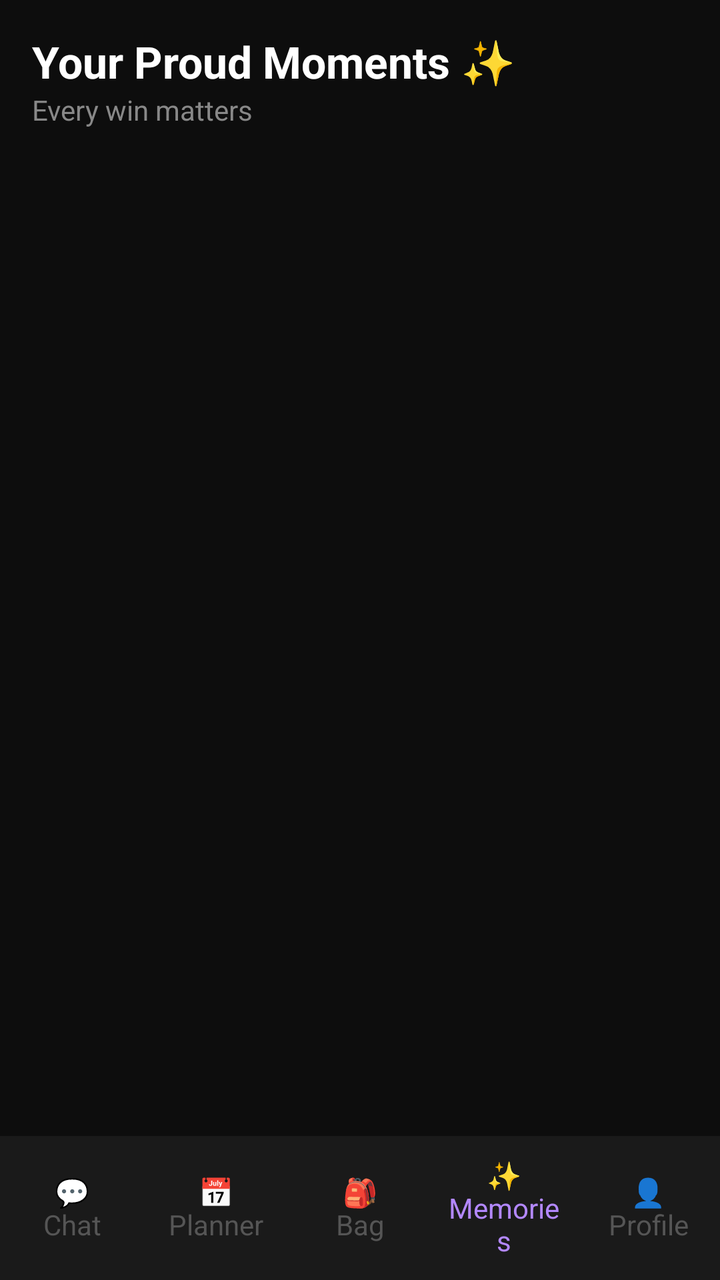
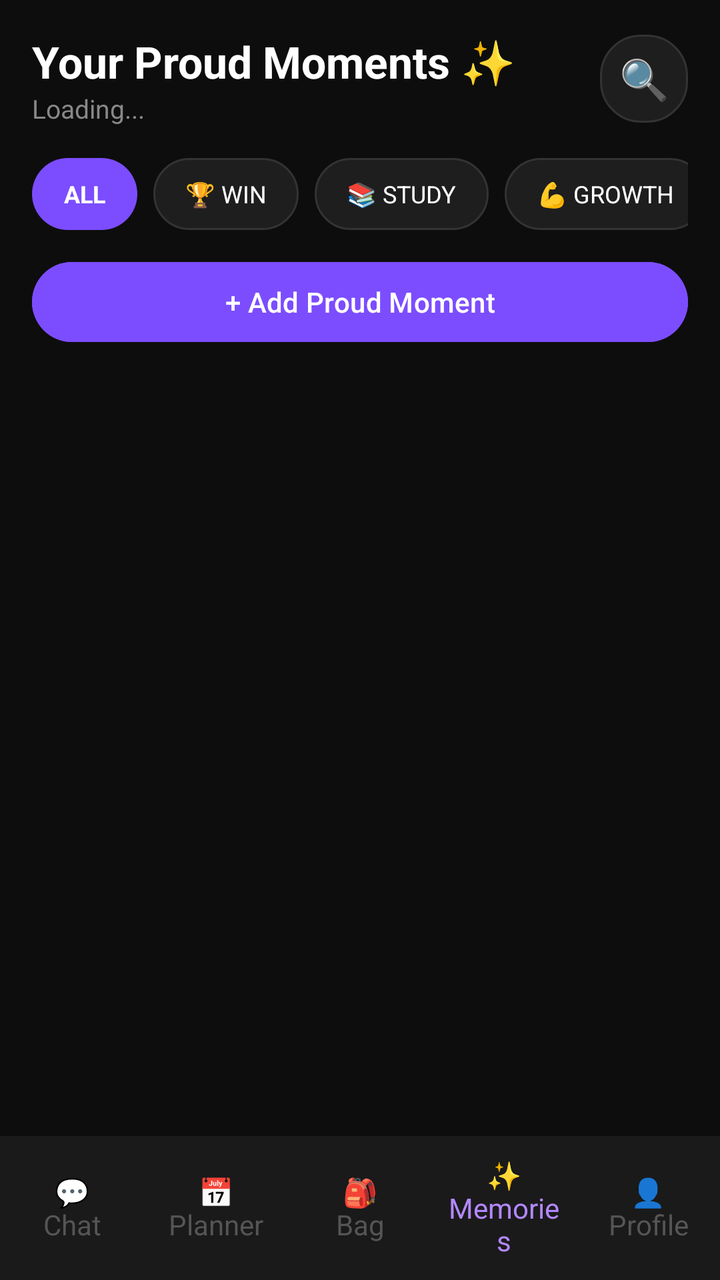

An Android layout rendered at two revisions. The XML below is the earlier revision; the diff shows what the commit changed to produce the second picture.
<!-- AndroidManifest.xml: application theme Theme.MindMate -->
<!-- res/layout/activity_memories.xml -->
<?xml version="1.0" encoding="utf-8"?>
<LinearLayout xmlns:android="http://schemas.android.com/apk/res/android"
    android:layout_width="match_parent"
    android:layout_height="match_parent"
    android:orientation="vertical"
    android:background="#0D0D0D">

    <LinearLayout
        android:layout_width="match_parent"
        android:layout_height="wrap_content"
        android:orientation="vertical"
        android:padding="16dp">

        <TextView
            android:layout_width="wrap_content"
            android:layout_height="wrap_content"
            android:text="Your Proud Moments ✨"
            android:textColor="#FFFFFF"
            android:textSize="22sp"
            android:textStyle="bold"/>

        <TextView
            android:layout_width="wrap_content"
            android:layout_height="wrap_content"
            android:text="Every win matters"
            android:textColor="#888888"
            android:textSize="14sp"/>

    </LinearLayout>

    <androidx.recyclerview.widget.RecyclerView
        android:id="@+id/rvMemories"
        android:layout_width="match_parent"
        android:layout_height="0dp"
        android:layout_weight="1"
        android:padding="16dp"
        android:clipToPadding="false"/>

    <LinearLayout
        android:layout_width="match_parent"
        android:layout_height="72dp"
        android:orientation="horizontal"
        android:background="#1A1A1A"
        android:gravity="center">

        <TextView
            android:id="@+id/navChat"
            android:layout_width="0dp"
            android:layout_height="match_parent"
            android:layout_weight="1"
            android:text="💬&#10;Chat"
            android:textColor="#555555"
            android:textSize="14sp"
            android:gravity="center"
            android:padding="8dp"/>

        <TextView
            android:id="@+id/navPlanner"
            android:layout_width="0dp"
            android:layout_height="match_parent"
            android:layout_weight="1"
            android:text="📅&#10;Planner"
            android:textColor="#555555"
            android:textSize="14sp"
            android:gravity="center"
            android:padding="8dp"/>

        <TextView
            android:id="@+id/navBag"
            android:layout_width="0dp"
            android:layout_height="match_parent"
            android:layout_weight="1"
            android:text="🎒&#10;Bag"
            android:textColor="#555555"
            android:textSize="14sp"
            android:gravity="center"
            android:padding="8dp"/>

        <TextView
            android:id="@+id/navMemories"
            android:layout_width="0dp"
            android:layout_height="match_parent"
            android:layout_weight="1"
            android:text="✨&#10;Memories"
            android:textColor="#B388FF"
            android:textSize="14sp"
            android:gravity="center"
            android:padding="8dp"/>

        <TextView
            android:id="@+id/navProfile"
            android:layout_width="0dp"
            android:layout_height="match_parent"
            android:layout_weight="1"
            android:text="👤&#10;Profile"
            android:textColor="#555555"
            android:textSize="14sp"
            android:gravity="center"
            android:padding="8dp"/>

    </LinearLayout>

</LinearLayout>
<!-- resources referenced by this layout -->
<resources>
  <style name="Theme.MindMate" parent="Base.Theme.MindMate" />
  <style name="Base.Theme.MindMate" parent="Theme.Material3.DayNight.NoActionBar">
          
          
      </style>
</resources>

<!-- the commit's change to res/layout/activity_memories.xml (unified diff, before → after) -->
@@ -5,37 +5,191 @@
     android:orientation="vertical"
     android:background="#0D0D0D">
 
+    
     <LinearLayout
         android:layout_width="match_parent"
         android:layout_height="wrap_content"
-        android:orientation="vertical"
-        android:padding="16dp">
-
-        <TextView
+        android:orientation="horizontal"
+        android:padding="16dp"
+        android:gravity="center_vertical">
+
+        <LinearLayout
+            android:layout_width="0dp"
+            android:layout_height="wrap_content"
+            android:layout_weight="1"
+            android:orientation="vertical">
+
+            <TextView
+                android:layout_width="wrap_content"
+                android:layout_height="wrap_content"
+                android:text="Your Proud Moments ✨"
+                android:textColor="#FFFFFF"
+                android:textSize="22sp"
+                android:textStyle="bold"/>
+
+            <TextView
+                android:id="@+id/tvMemoryCount"
+                android:layout_width="wrap_content"
+                android:layout_height="wrap_content"
+                android:text="Loading..."
+                android:textColor="#888888"
+                android:textSize="13sp"/>
+
+        </LinearLayout>
+
+        
+        <TextView
+            android:id="@+id/btnSearch"
+            android:layout_width="44dp"
+            android:layout_height="44dp"
+            android:text="🔍"
+            android:textSize="20sp"
+            android:gravity="center"
+            android:background="@drawable/chip_dark"/>
+
+    </LinearLayout>
+
+    
+    <LinearLayout
+        android:id="@+id/searchLayout"
+        android:layout_width="match_parent"
+        android:layout_height="wrap_content"
+        android:orientation="horizontal"
+        android:paddingStart="16dp"
+        android:paddingEnd="16dp"
+        android:paddingBottom="12dp"
+        android:gravity="center_vertical"
+        android:visibility="gone">
+
+        <EditText
+            android:id="@+id/etSearch"
+            android:layout_width="0dp"
+            android:layout_height="48dp"
+            android:layout_weight="1"
+            android:hint="Search memories..."
+            android:textColor="#FFFFFF"
+            android:textColorHint="#555555"
+            android:paddingStart="16dp"
+            android:paddingEnd="16dp"
+            android:background="@drawable/edittext_dark"
+            android:layout_marginEnd="8dp"
+            android:inputType="text"/>
+
+        <TextView
+            android:id="@+id/btnCancelSearch"
             android:layout_width="wrap_content"
             android:layout_height="wrap_content"
-            android:text="Your Proud Moments ✨"
-            android:textColor="#FFFFFF"
-            android:textSize="22sp"
-            android:textStyle="bold"/>
-
-        <TextView
+            android:text="✕"
+            android:textColor="#FF5252"
+            android:textSize="18sp"
+            android:padding="8dp"/>
+
+    </LinearLayout>
+
+    
+    <HorizontalScrollView
+        android:layout_width="match_parent"
+        android:layout_height="wrap_content"
+        android:scrollbars="none"
+        android:paddingStart="16dp"
+        android:paddingEnd="16dp"
+        android:paddingBottom="12dp">
+
+        <LinearLayout
             android:layout_width="wrap_content"
             android:layout_height="wrap_content"
-            android:text="Every win matters"
-            android:textColor="#888888"
-            android:textSize="14sp"/>
-
-    </LinearLayout>
-
-    <androidx.recyclerview.widget.RecyclerView
+            android:orientation="horizontal">
+
+            <TextView
+                android:id="@+id/chipAll"
+                android:layout_width="wrap_content"
+                android:layout_height="36dp"
+                android:text="ALL"
+                android:textColor="#FFFFFF"
+                android:textSize="12sp"
+                android:textStyle="bold"
+                android:gravity="center"
+                android:paddingStart="16dp"
+                android:paddingEnd="16dp"
+                android:layout_marginEnd="8dp"
+                android:background="@drawable/chip_purple"/>
+
+            <TextView
+                android:id="@+id/chipWin"
+                android:layout_width="wrap_content"
+                android:layout_height="36dp"
+                android:text="🏆 WIN"
+                android:textColor="#FFFFFF"
+                android:textSize="12sp"
+                android:gravity="center"
+                android:paddingStart="16dp"
+                android:paddingEnd="16dp"
+                android:layout_marginEnd="8dp"
+                android:background="@drawable/chip_dark"/>
+
+            <TextView
+                android:id="@+id/chipStudy"
+                android:layout_width="wrap_content"
+                android:layout_height="36dp"
+                android:text="📚 STUDY"
+                android:textColor="#FFFFFF"
+                android:textSize="12sp"
+                android:gravity="center"
+                android:paddingStart="16dp"
+                android:paddingEnd="16dp"
+                android:layout_marginEnd="8dp"
+                android:background="@drawable/chip_dark"/>
+
+            <TextView
+                android:id="@+id/chipGrowth"
+                android:layout_width="wrap_content"
+                android:layout_height="36dp"
+                android:text="💪 GROWTH"
+                android:textColor="#FFFFFF"
+                android:textSize="12sp"
+                android:gravity="center"
+                android:paddingStart="16dp"
+                android:paddingEnd="16dp"
+                android:layout_marginEnd="8dp"
+                android:background="@drawable/chip_dark"/>
+
+            <TextView
+                android:id="@+id/chipNote"
+                android:layout_width="wrap_content"
+                android:layout_height="36dp"
+                android:text="📝 NOTE"
+                android:textColor="#FFFFFF"
+                android:textSize="12sp"
+                android:gravity="center"
+                android:paddingStart="16dp"
+                android:paddingEnd="16dp"
+                android:background="@drawable/chip_dark"/>
+
+        </LinearLayout>
+
+    </HorizontalScrollView>
+
+    
+    <Button
+        android:id="@+id/btnAddMemory"
+        android:layout_width="match_parent"
+        android:layout_height="48dp"
+        android:text="+ Add Proud Moment"
+        android:textColor="#FFFFFF"
+        android:textSize="14sp"
+        android:backgroundTint="#7C4DFF"
+        android:layout_marginStart="16dp"
+        android:layout_marginEnd="16dp"
+        android:layout_marginBottom="12dp"/>
+
+    
+    <ScrollView
         android:id="@+id/rvMemories"
         android:layout_width="match_parent"
         android:layout_height="0dp"
-        android:layout_weight="1"
-        android:padding="16dp"
-        android:clipToPadding="false"/>
-
+        android:layout_weight="1"/>
+
+    
     <LinearLayout
         android:layout_width="match_parent"
         android:layout_height="72dp"
<!-- resource entries referenced after the edit -->
@@ -1,5 +1,32 @@
 <!-- resources referenced by this layout -->
 <resources>
+  <!-- drawable chip_dark (drawable) -->
+  <?xml version="1.0" encoding="utf-8"?>
+  <shape xmlns:android="http://schemas.android.com/apk/res/android"
+      android:shape="rectangle">
+      <solid android:color="#1E1E1E"/>
+      <corners android:radius="20dp"/>
+      <stroke
+          android:width="1dp"
+          android:color="#333333"/>
+  </shape>
+  <!-- drawable chip_purple (drawable) -->
+  <?xml version="1.0" encoding="utf-8"?>
+  <shape xmlns:android="http://schemas.android.com/apk/res/android"
+      android:shape="rectangle">
+      <solid android:color="#7C4DFF"/>
+      <corners android:radius="20dp"/>
+  </shape>
+  <!-- drawable edittext_dark (drawable) -->
+  <?xml version="1.0" encoding="utf-8"?>
+  <shape xmlns:android="http://schemas.android.com/apk/res/android"
+      android:shape="rectangle">
+      <solid android:color="#1A1A1A"/>
+      <corners android:radius="12dp"/>
+      <stroke
+          android:width="1dp"
+          android:color="#2A2A2A"/>
+  </shape>
   <style name="Theme.MindMate" parent="Base.Theme.MindMate" />
   <style name="Base.Theme.MindMate" parent="Theme.Material3.DayNight.NoActionBar">
           
